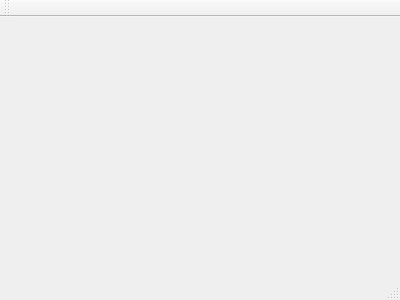
AiratHalitov/ad-generator-desktop, file mainwindow.ui: the form before one commit.
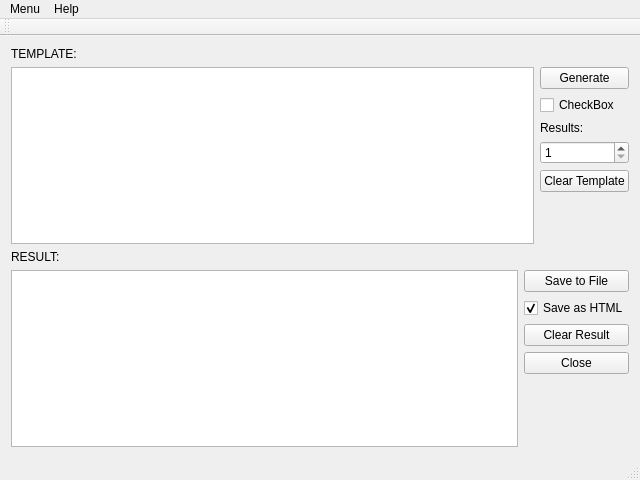
The form after the commit.

What changed in the file:
```diff
--- a/mainwindow.ui
+++ b/mainwindow.ui
@@ -1,24 +1,267 @@
 <ui version="4.0">
  <class>MainWindow</class>
- <widget class="QMainWindow" name="MainWindow" >
-  <property name="geometry" >
+ <widget class="QMainWindow" name="MainWindow">
+  <property name="geometry">
    <rect>
     <x>0</x>
     <y>0</y>
-    <width>400</width>
-    <height>300</height>
+    <width>640</width>
+    <height>480</height>
    </rect>
   </property>
-  <property name="windowTitle" >
-   <string>MainWindow</string>
+  <property name="minimumSize">
+   <size>
+    <width>600</width>
+    <height>400</height>
+   </size>
   </property>
-  <widget class="QMenuBar" name="menuBar" />
-  <widget class="QToolBar" name="mainToolBar" />
-  <widget class="QWidget" name="centralWidget" />
-  <widget class="QStatusBar" name="statusBar" />
+  <property name="windowTitle">
+   <string>Ad Generator Desktop</string>
+  </property>
+  <widget class="QWidget" name="centralWidget">
+   <layout class="QGridLayout" name="gridLayout">
+    <item row="0" column="0">
+     <layout class="QVBoxLayout" name="verticalLayout_3">
+      <item>
+       <widget class="QLabel" name="templateLabel">
+        <property name="text">
+         <string>TEMPLATE:</string>
+        </property>
+       </widget>
+      </item>
+      <item>
+       <layout class="QHBoxLayout" name="horizontalLayout">
+        <item>
+         <widget class="QTextEdit" name="templateArea"/>
+        </item>
+        <item>
+         <layout class="QVBoxLayout" name="verticalLayout">
+          <item>
+           <widget class="QPushButton" name="generateButton">
+            <property name="text">
+             <string>Generate</string>
+            </property>
+           </widget>
+          </item>
+          <item>
+           <widget class="QCheckBox" name="checkBox">
+            <property name="text">
+             <string>CheckBox</string>
+            </property>
+           </widget>
+          </item>
+          <item>
+           <widget class="QLabel" name="numberOfResultsLabel">
+            <property name="text">
+             <string>Results:</string>
+            </property>
+           </widget>
+          </item>
+          <item>
+           <widget class="QSpinBox" name="numberOfResults">
+            <property name="showGroupSeparator" stdset="0">
+             <bool>false</bool>
+            </property>
+            <property name="minimum">
+             <number>1</number>
+            </property>
+            <property name="maximum">
+             <number>100000</number>
+            </property>
+            <property name="singleStep">
+             <number>10</number>
+            </property>
+           </widget>
+          </item>
+          <item>
+           <widget class="QPushButton" name="clearTemplateButton">
+            <property name="text">
+             <string>Clear Template</string>
+            </property>
+           </widget>
+          </item>
+          <item>
+           <spacer name="verticalSpacer">
+            <property name="orientation">
+             <enum>Qt::Vertical</enum>
+            </property>
+            <property name="sizeHint" stdset="0">
+             <size>
+              <width>20</width>
+              <height>40</height>
+             </size>
+            </property>
+           </spacer>
+          </item>
+         </layout>
+        </item>
+       </layout>
+      </item>
+      <item>
+       <widget class="QLabel" name="resultLabel">
+        <property name="text">
+         <string>RESULT:</string>
+        </property>
+       </widget>
+      </item>
+      <item>
+       <layout class="QHBoxLayout" name="horizontalLayout_2">
+        <item>
+         <widget class="QTextEdit" name="resultArea"/>
+        </item>
+        <item>
+         <layout class="QVBoxLayout" name="verticalLayout_2">
+          <item>
+           <widget class="QPushButton" name="saveButton">
+            <property name="text">
+             <string>Save to File</string>
+            </property>
+           </widget>
+          </item>
+          <item>
+           <widget class="QCheckBox" name="saveAsHTMLCheckBox">
+            <property name="text">
+             <string>Save as HTML</string>
+            </property>
+            <property name="checked">
+             <bool>true</bool>
+            </property>
+           </widget>
+          </item>
+          <item>
+           <widget class="QPushButton" name="clearResultButton">
+            <property name="text">
+             <string>Clear Result</string>
+            </property>
+           </widget>
+          </item>
+          <item>
+           <widget class="QPushButton" name="closeButton">
+            <property name="text">
+             <string>Close</string>
+            </property>
+           </widget>
+          </item>
+          <item>
+           <spacer name="verticalSpacer_2">
+            <property name="orientation">
+             <enum>Qt::Vertical</enum>
+            </property>
+            <property name="sizeHint" stdset="0">
+             <size>
+              <width>20</width>
+              <height>40</height>
+             </size>
+            </property>
+           </spacer>
+          </item>
+         </layout>
+        </item>
+       </layout>
+      </item>
+     </layout>
+    </item>
+   </layout>
+  </widget>
+  <widget class="QMenuBar" name="menuBar">
+   <property name="geometry">
+    <rect>
+     <x>0</x>
+     <y>0</y>
+     <width>640</width>
+     <height>23</height>
+    </rect>
+   </property>
+   <widget class="QMenu" name="menuMenu">
+    <property name="title">
+     <string>Menu</string>
+    </property>
+    <addaction name="actionGenerate"/>
+    <addaction name="actionClearTemplate"/>
+    <addaction name="actionClearResult"/>
+    <addaction name="actionSave"/>
+    <addaction name="separator"/>
+    <addaction name="actionClose"/>
+   </widget>
+   <widget class="QMenu" name="menuHelp">
+    <property name="title">
+     <string>Help</string>
+    </property>
+    <addaction name="actionHelp"/>
+    <addaction name="actionAbout"/>
+   </widget>
+   <addaction name="menuMenu"/>
+   <addaction name="menuHelp"/>
+  </widget>
+  <widget class="QToolBar" name="mainToolBar">
+   <attribute name="toolBarArea">
+    <enum>TopToolBarArea</enum>
+   </attribute>
+   <attribute name="toolBarBreak">
+    <bool>false</bool>
+   </attribute>
+  </widget>
+  <widget class="QStatusBar" name="statusBar"/>
+  <action name="actionClose">
+   <property name="text">
+    <string>Close</string>
+   </property>
+   <property name="shortcut">
+    <string>Ctrl+Q</string>
+   </property>
+  </action>
+  <action name="actionAbout">
+   <property name="text">
+    <string>About</string>
+   </property>
+  </action>
+  <action name="actionHelp">
+   <property name="text">
+    <string>Help</string>
+   </property>
+   <property name="shortcut">
+    <string>F1</string>
+   </property>
+  </action>
+  <action name="actionGenerate">
+   <property name="text">
+    <string>Generate</string>
+   </property>
+   <property name="shortcut">
+    <string>Ctrl+G</string>
+   </property>
+  </action>
+  <action name="actionClearTemplate">
+   <property name="text">
+    <string>Clear Template</string>
+   </property>
+   <property name="shortcut">
+    <string>Ctrl+T</string>
+   </property>
+  </action>
+  <action name="actionSave_to_File">
+   <property name="text">
+    <string>Save to File</string>
+   </property>
+  </action>
+  <action name="actionSave">
+   <property name="text">
+    <string>Save</string>
+   </property>
+   <property name="shortcut">
+    <string>Ctrl+S</string>
+   </property>
+  </action>
+  <action name="actionClearResult">
+   <property name="text">
+    <string>Clear Result</string>
+   </property>
+   <property name="shortcut">
+    <string>Ctrl+R</string>
+   </property>
+  </action>
  </widget>
- <layoutDefault spacing="6" margin="11" />
- <pixmapfunction></pixmapfunction>
+ <layoutdefault spacing="6" margin="11"/>
  <resources/>
  <connections/>
 </ui>
```
Left out of the diff: 100 changed lines with no effect on the pictures.
